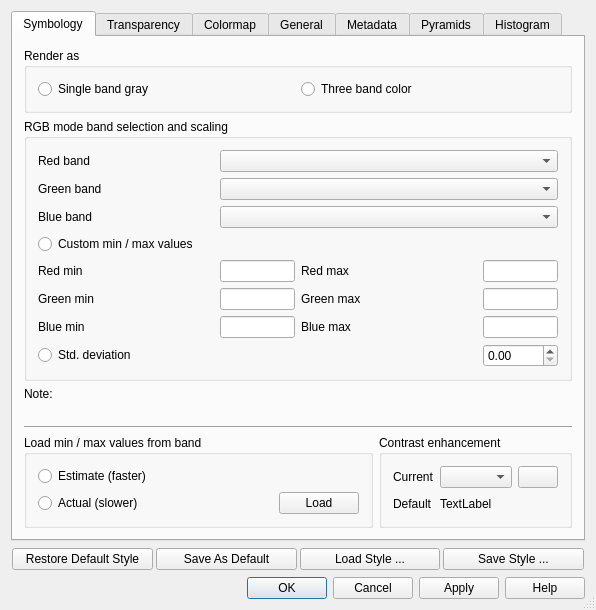
Old version of the form src/ui/qgsrasterlayerpropertiesbase.ui in the repository stopa85/Quantum-GIS.
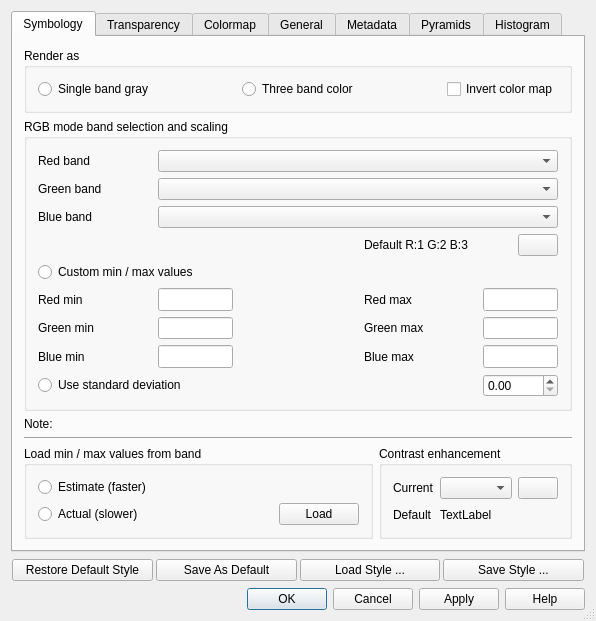
New version of the form. Icons and pictures are not drawn.

Diff of the .ui file:
```diff
--- a/src/ui/qgsrasterlayerpropertiesbase.ui
+++ b/src/ui/qgsrasterlayerpropertiesbase.ui
@@ -37,21 +37,60 @@
          <property name="title" >
           <string>Render as</string>
          </property>
-         <layout class="QGridLayout" >
-          <item row="0" column="0" >
+         <layout class="QHBoxLayout" >
+          <item>
            <widget class="QRadioButton" name="rbtnSingleBand" >
             <property name="text" >
              <string>Single band gray</string>
             </property>
            </widget>
           </item>
-          <item row="0" column="1" >
+          <item>
+           <spacer>
+            <property name="orientation" >
+             <enum>Qt::Horizontal</enum>
+            </property>
+            <property name="sizeHint" >
+             <size>
+              <width>40</width>
+              <height>20</height>
+             </size>
+            </property>
+           </spacer>
+          </item>
+          <item>
            <widget class="QRadioButton" name="rbtnThreeBand" >
             <property name="text" >
              <string>Three band color</string>
             </property>
            </widget>
           </item>
+          <item>
+           <spacer>
+            <property name="orientation" >
+             <enum>Qt::Horizontal</enum>
+            </property>
+            <property name="sizeHint" >
+             <size>
+              <width>40</width>
+              <height>20</height>
+             </size>
+            </property>
+           </spacer>
+          </item>
+          <item>
+           <widget class="QCheckBox" name="cboxInvertColorMap" >
+            <property name="sizePolicy" >
+             <sizepolicy vsizetype="Fixed" hsizetype="Expanding" >
+              <horstretch>0</horstretch>
+              <verstretch>0</verstretch>
+             </sizepolicy>
+            </property>
+            <property name="text" >
+             <string>Invert color map</string>
+            </property>
+           </widget>
+          </item>
          </layout>
         </widget>
        </item>
@@ -96,7 +135,7 @@
                 </property>
                </widget>
               </item>
-              <item row="0" column="1" colspan="3" >
+              <item row="0" column="1" colspan="4" >
                <widget class="QComboBox" name="cboRed" >
                 <property name="sizePolicy" >
                  <sizepolicy vsizetype="Fixed" hsizetype="Expanding" >
@@ -128,7 +167,7 @@
                 </property>
                </widget>
               </item>
-              <item row="1" column="1" colspan="3" >
+              <item row="1" column="1" colspan="4" >
                <widget class="QComboBox" name="cboGreen" >
                 <property name="sizePolicy" >
                  <sizepolicy vsizetype="Fixed" hsizetype="Expanding" >
@@ -160,7 +199,7 @@
                 </property>
                </widget>
               </item>
-              <item row="2" column="1" colspan="3" >
+              <item row="2" column="1" colspan="4" >
                <widget class="QComboBox" name="cboBlue" >
                 <property name="sizePolicy" >
                  <sizepolicy vsizetype="Fixed" hsizetype="Expanding" >
@@ -182,14 +221,47 @@
                 </property>
                </widget>
               </item>
-              <item row="3" column="0" colspan="2" >
+              <item row="3" column="3" colspan="2" >
+               <layout class="QHBoxLayout" >
+                <item>
+                 <widget class="QLabel" name="labelDefaultBandCombination" >
+                  <property name="text" >
+                   <string>Default R:1 G:2 B:3</string>
+                  </property>
+                 </widget>
+                </item>
+                <item>
+                 <widget class="QPushButton" name="pbtnMakeBandCombinationDefault" >
+                  <property name="sizePolicy" >
+                   <sizepolicy vsizetype="Fixed" hsizetype="Fixed" >
+                    <horstretch>0</horstretch>
+                    <verstretch>0</verstretch>
+                   </sizepolicy>
+                  </property>
+                  <property name="toolTip" >
+                   <string>Save current band combination as default. This setting will be persistent between QGIS sessions.</string>
+                  </property>
+                  <property name="whatsThis" >
+                   <string>Save current band combination as a default. This setting will be persistent between QGIS sessions.</string>
+                  </property>
+                  <property name="text" >
+                   <string/>
+                  </property>
+                  <property name="icon" >
+                   <iconset>../../images/themes/default/mActionFileSave.png</iconset>
+                  </property>
+                 </widget>
+                </item>
+               </layout>
+              </item>
+              <item row="4" column="0" colspan="5" >
                <widget class="QRadioButton" name="rbtnThreeBandMinMax" >
                 <property name="text" >
                  <string>Custom min / max values</string>
                 </property>
                </widget>
               </item>
-              <item row="4" column="0" >
+              <item row="5" column="0" >
                <widget class="QLabel" name="lblRedMin" >
                 <property name="sizePolicy" >
                  <sizepolicy vsizetype="Minimum" hsizetype="MinimumExpanding" >
@@ -202,7 +274,7 @@
                 </property>
                </widget>
               </item>
-              <item row="4" column="1" >
+              <item row="5" column="1" >
                <widget class="QLineEdit" name="leRedMin" >
                 <property name="sizePolicy" >
                  <sizepolicy vsizetype="Minimum" hsizetype="Expanding" >
@@ -227,7 +299,20 @@
                 </property>
                </widget>
               </item>
-              <item row="4" column="2" >
+              <item row="5" column="2" >
+               <spacer>
+                <property name="orientation" >
+                 <enum>Qt::Horizontal</enum>
+                </property>
+                <property name="sizeHint" >
+                 <size>
+                  <width>119</width>
+                  <height>16</height>
+                 </size>
+                </property>
+               </spacer>
+              </item>
+              <item row="5" column="3" >
                <widget class="QLabel" name="lblRedMax" >
                 <property name="sizePolicy" >
                  <sizepolicy vsizetype="Minimum" hsizetype="MinimumExpanding" >
@@ -240,7 +325,7 @@
                 </property>
                </widget>
               </item>
-              <item row="4" column="3" >
+              <item row="5" column="4" >
                <widget class="QLineEdit" name="leRedMax" >
                 <property name="sizePolicy" >
                  <sizepolicy vsizetype="Minimum" hsizetype="Expanding" >
@@ -265,7 +350,7 @@
                 </property>
                </widget>
               </item>
-              <item row="5" column="0" >
+              <item row="6" column="0" >
                <widget class="QLabel" name="lblGreenMin" >
                 <property name="sizePolicy" >
                  <sizepolicy vsizetype="Minimum" hsizetype="MinimumExpanding" >
@@ -278,7 +363,7 @@
                 </property>
                </widget>
               </item>
-              <item row="5" column="1" >
+              <item row="6" column="1" >
                <widget class="QLineEdit" name="leGreenMin" >
                 <property name="sizePolicy" >
                  <sizepolicy vsizetype="Minimum" hsizetype="Expanding" >
@@ -303,7 +388,7 @@
                 </property>
                </widget>
               </item>
-              <item row="5" column="2" >
+              <item row="6" column="3" >
                <widget class="QLabel" name="lblGreenMax" >
                 <property name="sizePolicy" >
                  <sizepolicy vsizetype="Minimum" hsizetype="MinimumExpanding" >
@@ -316,7 +401,7 @@
                 </property>
                </widget>
               </item>
-              <item row="5" column="3" >
+              <item row="6" column="4" >
                <widget class="QLineEdit" name="leGreenMax" >
                 <property name="sizePolicy" >
                  <sizepolicy vsizetype="Minimum" hsizetype="Expanding" >
@@ -341,7 +426,7 @@
                 </property>
                </widget>
               </item>
-              <item row="6" column="0" >
+              <item row="7" column="0" >
                <widget class="QLabel" name="lblBlueMin" >
                 <property name="sizePolicy" >
                  <sizepolicy vsizetype="Minimum" hsizetype="MinimumExpanding" >
@@ -354,7 +439,7 @@
                 </property>
                </widget>
               </item>
-              <item row="6" column="1" >
+              <item row="7" column="1" >
                <widget class="QLineEdit" name="leBlueMin" >
                 <property name="sizePolicy" >
                  <sizepolicy vsizetype="Minimum" hsizetype="Expanding" >
@@ -379,7 +464,7 @@
                 </property>
                </widget>
               </item>
-              <item row="6" column="2" >
+              <item row="7" column="3" >
                <widget class="QLabel" name="lblBlueMax" >
                 <property name="sizePolicy" >
                  <sizepolicy vsizetype="Minimum" hsizetype="MinimumExpanding" >
@@ -392,7 +477,7 @@
                 </property>
                </widget>
               </item>
-              <item row="6" column="3" >
+              <item row="7" column="4" >
                <widget class="QLineEdit" name="leBlueMax" >
                 <property name="sizePolicy" >
                  <sizepolicy vsizetype="Minimum" hsizetype="Expanding" >
@@ -417,14 +502,14 @@
                 </property>
                </widget>
               </item>
-              <item row="7" column="0" colspan="2" >
+              <item row="8" column="0" colspan="2" >
                <widget class="QRadioButton" name="rbtnThreeBandStdDev" >
                 <property name="text" >
-                 <string>Std. deviation</string>
+                 <string>Use standard deviation</string>
                 </property>
                </widget>
               </item>
-              <item row="7" column="3" >
+              <item row="8" column="4" >
                <widget class="QDoubleSpinBox" name="sboxThreeBandStdDev" >
                 <property name="maximum" >
                  <double>10.000000000000000</double>
@@ -514,20 +599,7 @@
                 </property>
                </widget>
               </item>
-              <item row="2" column="1" colspan="5" >
-               <widget class="QCheckBox" name="cboxInvertColorMap" >
-                <property name="sizePolicy" >
-                 <sizepolicy vsizetype="Fixed" hsizetype="Expanding" >
-                  <horstretch>0</horstretch>
-                  <verstretch>0</verstretch>
-                 </sizepolicy>
-                </property>
-                <property name="text" >
-                 <string>Invert color map</string>
-                </property>
-               </widget>
-              </item>
-              <item row="3" column="0" colspan="2" >
+              <item row="4" column="0" colspan="2" >
                <widget class="QRadioButton" name="rbtnSingleBandMinMax" >
                 <property name="text" >
                  <string>Custom min / max values</string>
@@ -644,19 +716,6 @@
          </property>
         </widget>
        </item>
-       <item row="3" column="0" >
-        <spacer>
-         <property name="orientation" >
-          <enum>Qt::Vertical</enum>
-         </property>
-         <property name="sizeHint" >
-          <size>
-           <width>20</width>
-           <height>0</height>
-          </size>
-         </property>
-        </spacer>
-       </item>
        <item row="4" column="0" colspan="2" >
         <widget class="Line" name="line" >
          <property name="orientation" >
@@ -727,10 +786,10 @@
          </property>
          <layout class="QGridLayout" >
           <property name="horizontalSpacing" >
-           <number>-1</number>
+           <number>6</number>
           </property>
           <property name="verticalSpacing" >
-           <number>-1</number>
+           <number>6</number>
           </property>
           <item row="0" column="0" >
            <widget class="QLabel" name="labelContrastEnhancement" >
```
Left out of the diff: 241 changed lines with no effect on the pictures.
